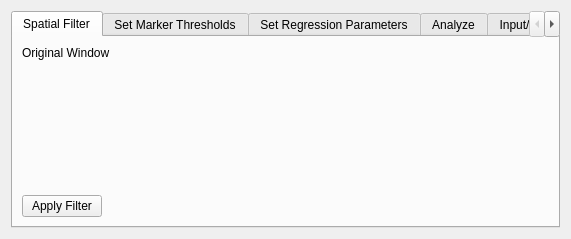
Before: the Qt Designer form myoquant.ui in Quantimus/quantimus, drawn with Qt 5.
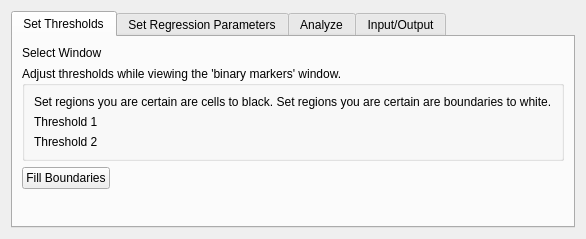
After: the same form once the commit is applied.

Commit message:
finished new algorithm
This doesn't use the sobel filter, it changes the threshold and looks
for large increases in perimeter.

```diff
--- a/myoquant.ui
+++ b/myoquant.ui
@@ -27,77 +27,47 @@
        <property name="currentIndex">
         <number>0</number>
        </property>
-       <widget class="QWidget" name="tab">
-        <attribute name="title">
-         <string>Spatial Filter</string>
-        </attribute>
-        <layout class="QGridLayout" name="gridLayout_3">
-         <item row="0" column="0">
-          <layout class="QVBoxLayout" name="verticalLayout_2">
-           <item>
-            <layout class="QGridLayout" name="gridLayout">
-             <property name="sizeConstraint">
-              <enum>QLayout::SetMinimumSize</enum>
-             </property>
-             <item row="1" column="2">
-              <widget class="QLabel" name="label_2">
-               <property name="text">
-                <string>Original Window</string>
-               </property>
-              </widget>
-             </item>
-             <item row="1" column="3">
-              <layout class="QGridLayout" name="gridLayout_11"/>
-             </item>
-            </layout>
-           </item>
-          </layout>
-         </item>
-         <item row="2" column="0">
-          <layout class="QGridLayout" name="gridLayout_12">
-           <item row="0" column="0">
-            <widget class="QPushButton" name="apply_filter_button">
-             <property name="text">
-              <string>Apply Filter</string>
-             </property>
-            </widget>
-           </item>
-           <item row="0" column="1">
-            <spacer name="horizontalSpacer_3">
-             <property name="orientation">
-              <enum>Qt::Horizontal</enum>
-             </property>
-             <property name="sizeHint" stdset="0">
-              <size>
-               <width>40</width>
-               <height>20</height>
-              </size>
-             </property>
-            </spacer>
-           </item>
-          </layout>
-         </item>
-         <item row="1" column="0">
-          <spacer name="verticalSpacer">
-           <property name="orientation">
-            <enum>Qt::Vertical</enum>
-           </property>
-           <property name="sizeHint" stdset="0">
-            <size>
-             <width>20</width>
-             <height>40</height>
-            </size>
-           </property>
-          </spacer>
-         </item>
-        </layout>
-       </widget>
        <widget class="QWidget" name="tab_2">
         <attribute name="title">
-         <string>Set Marker Thresholds</string>
+         <string>Set Thresholds</string>
         </attribute>
         <layout class="QGridLayout" name="gridLayout_5">
-         <item row="0" column="0">
+         <item row="1" column="0">
+          <layout class="QGridLayout" name="gridLayout_18">
+           <item row="0" column="0">
+            <widget class="QLabel" name="label_5">
+             <property name="text">
+              <string>Select Window</string>
+             </property>
+            </widget>
+           </item>
+          </layout>
+         </item>
+         <item row="7" column="0">
+          <layout class="QGridLayout" name="gridLayout_13">
+           <item row="0" column="0">
+            <widget class="QPushButton" name="fill_boundaries_button">
+             <property name="text">
+              <string>Fill Boundaries</string>
+             </property>
+            </widget>
+           </item>
+           <item row="0" column="1">
+            <spacer name="horizontalSpacer_4">
+             <property name="orientation">
+              <enum>Qt::Horizontal</enum>
+             </property>
+             <property name="sizeHint" stdset="0">
+              <size>
+               <width>40</width>
+               <height>20</height>
+              </size>
+             </property>
+            </spacer>
+           </item>
+          </layout>
+         </item>
+         <item row="6" column="0">
           <widget class="QGroupBox" name="circle_clusters_groupbox">
            <property name="title">
             <string>Adjust thresholds while viewing the 'binary markers' window.</string>
@@ -130,38 +100,14 @@
             <item row="0" column="0">
              <widget class="QLabel" name="label_4">
               <property name="text">
-               <string>Set regions you are certain are cells to white. Set regions you are certain are not cells to black.</string>
+               <string>Set regions you are certain are cells to black. Set regions you are certain are boundaries to white.</string>
               </property>
              </widget>
             </item>
            </layout>
           </widget>
          </item>
-         <item row="2" column="0">
-          <layout class="QGridLayout" name="gridLayout_13">
-           <item row="0" column="0">
-            <widget class="QPushButton" name="run_watershed_button">
-             <property name="text">
-              <string>Run Watershed</string>
-             </property>
-            </widget>
-           </item>
-           <item row="0" column="1">
-            <spacer name="horizontalSpacer_4">
-             <property name="orientation">
-              <enum>Qt::Horizontal</enum>
-             </property>
-             <property name="sizeHint" stdset="0">
-              <size>
-               <width>40</width>
-               <height>20</height>
-              </size>
-             </property>
-            </spacer>
-           </item>
-          </layout>
-         </item>
-         <item row="1" column="0">
+         <item row="8" column="0">
           <spacer name="verticalSpacer_2">
            <property name="orientation">
             <enum>Qt::Vertical</enum>
```
The commit also changes 2 other files.
